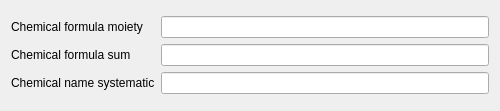
The window that iraspa/iraspagui/infochemicalform.ui (iRASPA/iRASPA-QT) describes before a commit, drawn with Qt 5.
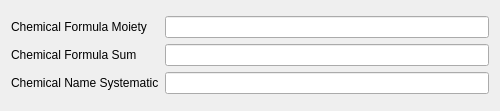
The same window after the commit.

Patch:
```diff
--- a/iraspa/iraspagui/infochemicalform.ui
+++ b/iraspa/iraspagui/infochemicalform.ui
@@ -21,7 +21,7 @@
        <item row="0" column="0">
         <widget class="QLabel" name="label">
          <property name="text">
-          <string>Chemical formula moiety</string>
+          <string>Chemical Formula Moiety</string>
          </property>
         </widget>
        </item>
@@ -31,7 +31,7 @@
        <item row="1" column="0">
         <widget class="QLabel" name="label_2">
          <property name="text">
-          <string>Chemical formula sum</string>
+          <string>Chemical Formula Sum</string>
          </property>
         </widget>
        </item>
@@ -41,7 +41,7 @@
        <item row="2" column="0">
         <widget class="QLabel" name="label_3">
          <property name="text">
-          <string>Chemical name systematic</string>
+          <string>Chemical Name Systematic</string>
          </property>
         </widget>
        </item>
```
